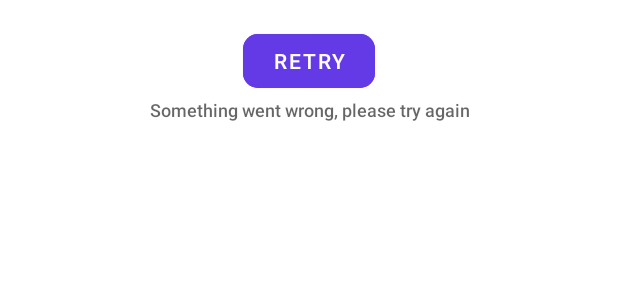
After one commit to NakiTomson/ProjectOzon, an Android app: the layout item_doggo_loader.xml on its own in the app's theme, with its tools: preview values and no code run, on a phone screen of 412 x 824 dp. The commit adds this screen. Shown: the top 300 px of the screen. Run offline under Robolectric (Android 15) with nearby library versions, the phone set to English and light mode, and no system bars.

Commit message:
Add Pagging 3

```diff
--- a/app/build.gradle
+++ b/app/build.gradle
@@ -137,9 +137,9 @@ dependencies {
 
 
     def paging_version = "2.1.2"
+//    implementation "androidx.paging:paging-runtime:$paging_version" // For Kotlin use paging-runtime-ktx
 
-    implementation "androidx.paging:paging-runtime:$paging_version" // For Kotlin use paging-runtime-ktx
-
+    implementation "androidx.paging:paging-runtime:3.0.0-beta03"
     testImplementation "androidx.paging:paging-common:$paging_version" // For Kotlin use paging-common-ktx
 
 
--- a/app/src/main/java/com/app/marketPlace/presentation/activities/MainViewModel.kt
+++ b/app/src/main/java/com/app/marketPlace/presentation/activities/MainViewModel.kt
@@ -2,6 +2,7 @@ package com.app.marketPlace.presentation.activities
 
 import android.util.Log
 import androidx.lifecycle.*
+import androidx.paging.PagingData
 import com.app.marketPlace.data.db.models.BasketProductDb
 import com.app.marketPlace.data.db.models.HintProductDb
 import com.app.marketPlace.data.db.models.FavoriteProductDb
@@ -14,6 +15,7 @@ import com.app.marketPlace.presentation.factory.Resource
 import com.app.marketPlace.presentation.utils.NetworkConnection
 import dagger.hilt.android.lifecycle.HiltViewModel
 import kotlinx.coroutines.*
+import kotlinx.coroutines.flow.Flow
 import javax.inject.Inject
 import kotlin.coroutines.CoroutineContext
 
@@ -137,6 +139,8 @@ suspend fun<Type> checkingForErrors(data: Resource<Type>): Resource<Type> {
         data.copy(data = null)
     }
 }
+
+
 fun <T> errorHandling(name: String, resource: Resource<T>) {
     if (resource.status == Resource.Status.LOADING) return
     Log.v(name, "${resource.exception?.message}")
--- a/app/src/main/java/com/app/marketPlace/presentation/activities/ui/fragments/BaseViewModel.kt
+++ b/app/src/main/java/com/app/marketPlace/presentation/activities/ui/fragments/BaseViewModel.kt
@@ -12,7 +12,7 @@ abstract class BaseViewModel : ViewModel(), CoroutineScope {
 
     private val job: Job = Job()
 
-    private val viewModelScope = CoroutineScope(Dispatchers.Main + job)
+    internal val viewModelScope = CoroutineScope(Dispatchers.Main + job)
 
     fun <P> loadData(coroutineContexts: CoroutineContext = coroutineContext,doOnAsyncBlock: suspend CoroutineScope.() -> P) {
         doCoroutineWork(doOnAsyncBlock, viewModelScope, coroutineContexts)
--- a/app/src/main/java/com/app/marketPlace/presentation/activities/ui/fragments/catalog/CatalogFragment.kt
+++ b/app/src/main/java/com/app/marketPlace/presentation/activities/ui/fragments/catalog/CatalogFragment.kt
@@ -144,10 +144,10 @@ class CatalogFragment : Fragment(R.layout.fragment_catalog) {
     }
 
     private fun showError() {
-        catalogMockIsEmpty.visibility = View.VISIBLE
+        catalogMockIsEmpty?.visibility = View.VISIBLE
     }
 
     private fun showSuccess() {
-        catalogMockIsEmpty.visibility = View.GONE
+        catalogMockIsEmpty?.visibility = View.GONE
     }
 }
--- a/app/src/main/java/com/app/marketPlace/presentation/activities/ui/fragments/home/HomeViewModel.kt
+++ b/app/src/main/java/com/app/marketPlace/presentation/activities/ui/fragments/home/HomeViewModel.kt
@@ -52,7 +52,6 @@ class HomeViewModel @Inject constructor(
             delay(150)
         }
     }
-
 
     val resDataFlow: SharedFlow<Resource<*>> =
         _resDataFlow.shareIn(viewModelScope,started = SharingStarted.Lazily,replay = 20)
--- /dev/null
+++ b/app/src/main/res/layout/item_doggo_loader.xml
@@ -0,0 +1,45 @@
+<?xml version="1.0" encoding="utf-8"?>
+<androidx.constraintlayout.motion.widget.MotionLayout xmlns:android="http://schemas.android.com/apk/res/android"
+    xmlns:app="http://schemas.android.com/apk/res-auto"
+    android:id="@+id/mlLoader"
+    android:layout_width="match_parent"
+    android:layout_height="wrap_content"
+    app:layoutDescription="@xml/motion_loader">
+
+    <com.google.android.material.button.MaterialButton
+        android:id="@+id/btnRetry"
+        android:layout_width="wrap_content"
+        android:layout_height="wrap_content"
+        android:backgroundTint="@color/custom_color_primary"
+        android:text="@string/button_retry"
+        android:textColor="@android:color/white"
+        app:cornerRadius="10dp"
+        app:layout_constraintBottom_toBottomOf="parent"
+        app:layout_constraintEnd_toEndOf="parent"
+        app:layout_constraintStart_toStartOf="parent"
+        app:layout_constraintTop_toTopOf="parent" />
+
+    <TextView
+        android:id="@+id/tvError"
+        android:layout_width="0dp"
+        android:layout_height="wrap_content"
+        android:gravity="center_horizontal"
+        android:text="@string/label_error"
+        android:textAppearance="@style/TextAppearance.AppCompat.Widget.PopupMenu.Header"
+        android:textSize="12sp"
+        app:layout_constraintEnd_toEndOf="parent"
+        app:layout_constraintStart_toStartOf="parent"
+        app:layout_constraintTop_toBottomOf="@id/btnRetry" />
+
+    <ProgressBar
+        android:id="@+id/pbLoader"
+        style="?android:attr/progressBarStyle"
+        android:layout_width="30dp"
+        android:layout_height="wrap_content"
+        android:layout_gravity="center"
+        app:layout_constraintBottom_toBottomOf="parent"
+        app:layout_constraintEnd_toEndOf="parent"
+        app:layout_constraintStart_toStartOf="parent"
+        app:layout_constraintTop_toTopOf="parent" />
+
+</androidx.constraintlayout.motion.widget.MotionLayout>
--- a/app/src/main/res/values/strings.xml
+++ b/app/src/main/res/values/strings.xml
@@ -74,4 +74,10 @@
     <string name="discount">Скидка</string>
 
 
+    <string name="label_title_remote">Paging with remote doggo api service as data source</string>
+    <string name="label_title_room">Paging with room as data source </string>
+    <string name="label_title_loader">Paging with footer for showing loader</string>
+    <string name="desc_doggo">doggo</string>
+    <string name="button_retry">Retry</string>
+    <string name="label_error">Something went wrong, please try again</string>
 </resources>
--- /dev/null
+++ b/app/src/main/res/xml/motion_loader.xml
@@ -0,0 +1,78 @@
+<?xml version="1.0" encoding="utf-8"?>
+<MotionScene xmlns:android="http://schemas.android.com/apk/res/android"
+    xmlns:motion="http://schemas.android.com/apk/res-auto">
+
+    <Transition
+        motion:constraintSetEnd="@+id/end"
+        motion:constraintSetStart="@+id/start"
+        motion:duration="1000">
+        <OnClick
+            motion:dragDirection="dragRight"
+            motion:touchAnchorId="@+id/button"
+            motion:touchAnchorSide="right" />
+    </Transition>
+
+    <ConstraintSet android:id="@+id/start">
+        <Constraint
+            android:id="@+id/btnRetry"
+            android:layout_width="wrap_content"
+            android:layout_height="wrap_content"
+            android:visibility="visible"
+            motion:layout_constraintBottom_toBottomOf="parent"
+            motion:layout_constraintEnd_toEndOf="parent"
+            motion:layout_constraintStart_toStartOf="parent"
+            motion:layout_constraintTop_toTopOf="parent" />
+
+        <Constraint
+            android:id="@+id/tvError"
+            android:layout_width="0dp"
+            android:layout_height="wrap_content"
+            android:visibility="visible"
+            motion:layout_constraintEnd_toEndOf="parent"
+            motion:layout_constraintStart_toStartOf="parent"
+            motion:layout_constraintTop_toBottomOf="@id/btnRetry" />
+
+        <Constraint
+            android:id="@+id/pbLoader"
+            android:layout_width="30dp"
+            android:layout_height="wrap_content"
+            android:visibility="gone"
+            motion:layout_constraintBottom_toBottomOf="parent"
+            motion:layout_constraintEnd_toEndOf="parent"
+            motion:layout_constraintStart_toStartOf="parent"
+            motion:layout_constraintTop_toTopOf="parent" />
+
+    </ConstraintSet>
+
+    <ConstraintSet android:id="@+id/end">
+        <Constraint
+            android:id="@+id/btnRetry"
+            android:layout_width="wrap_content"
+            android:layout_height="wrap_content"
+            android:visibility="invisible"
+            motion:layout_constraintBottom_toBottomOf="parent"
+            motion:layout_constraintEnd_toEndOf="parent"
+            motion:layout_constraintStart_toStartOf="parent"
+            motion:layout_constraintTop_toTopOf="parent" />
+
+        <Constraint
+            android:id="@+id/tvError"
+            android:layout_width="0dp"
+            android:layout_height="wrap_content"
+            android:visibility="gone"
+            motion:layout_constraintEnd_toEndOf="parent"
+            motion:layout_constraintStart_toStartOf="parent"
+            motion:layout_constraintTop_toBottomOf="@id/btnRetry" />
+
+        <Constraint
+            android:id="@+id/pbLoader"
+            android:layout_width="30dp"
+            android:layout_height="wrap_content"
+            android:visibility="visible"
+            motion:layout_constraintBottom_toBottomOf="parent"
+            motion:layout_constraintEnd_toEndOf="parent"
+            motion:layout_constraintStart_toStartOf="parent"
+            motion:layout_constraintTop_toTopOf="parent" />
+    </ConstraintSet>
+
+</MotionScene>
```
Also changed, not shown: app/src/main/java/com/app/marketPlace/domain/mappers/MapperProducts.kt (+28 -0 lines), app/src/main/java/com/app/marketPlace/domain/repositories/AppRepository.kt (+24 -4 lines), app/src/main/java/com/app/marketPlace/presentation/activities/MainActivity.kt (+7 -7 lines), app/src/main/java/com/app/marketPlace/presentation/activities/ui/fragments/productsList/ProductsListFragment.kt (+69 -51 lines), app/src/main/java/com/app/marketPlace/presentation/activities/ui/fragments/productsList/ProductsListViewModel.kt (+12 -27 lines), app/src/main/java/com/app/marketPlace/presentation/adapters/LoaderStateAdapter.kt (added, +54 -0 lines), app/src/main/java/com/app/marketPlace/presentation/adapters/RemoteProductAdapter.kt (added, +201 -0 lines), app/src/main/java/com/app/marketPlace/presentation/factory/Resource.kt (+7 -0 lines), app/src/main/java/com/app/marketPlace/presentation/paging/ProductPagingSource.kt (added, +67 -0 lines).
